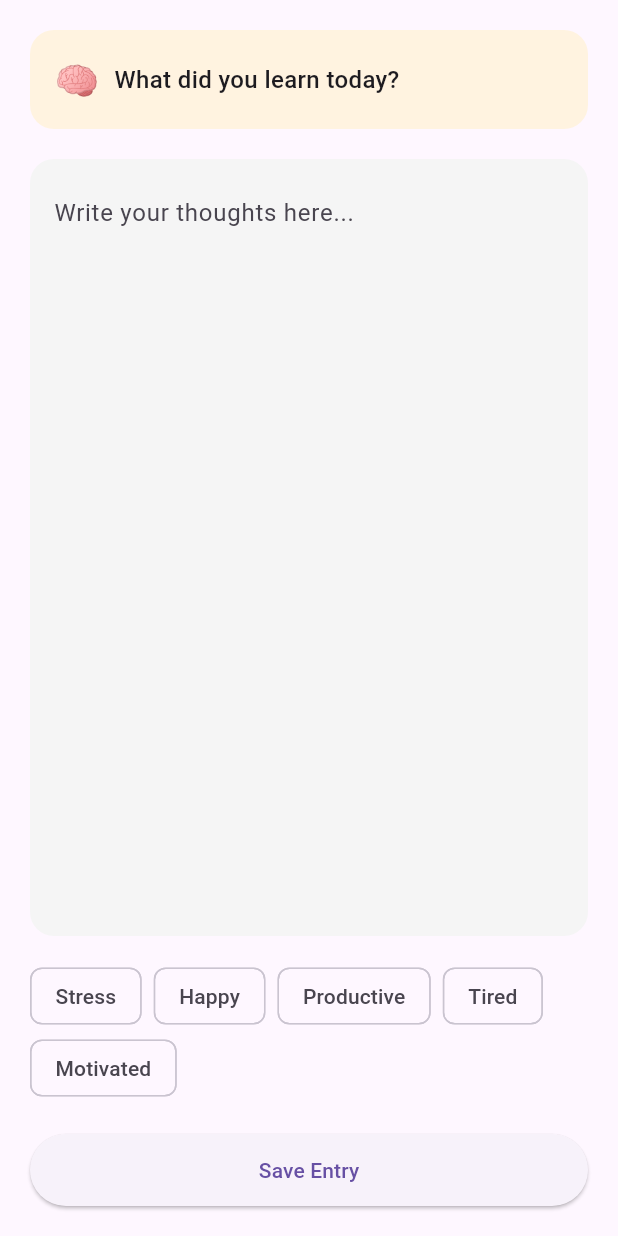
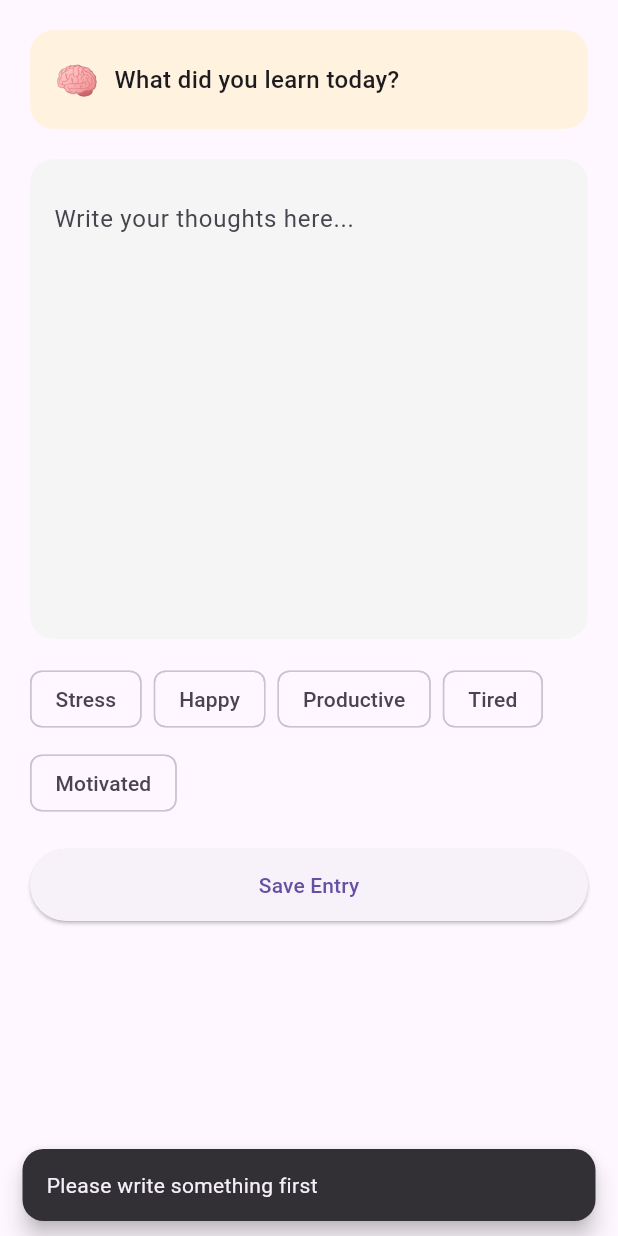
Before and after one commit to BenigJester/FullBrightTrack, a Flutter app: the JournalScreen widget shown alone on an empty page, opened directly, after a tap on "Save Entry", on a phone screen of 412 x 824 dp. Run offline on Flutter 3.47's test engine with Material 3 defaults, Android fonts, the phone set to English and light mode, and no system bars; our stand-ins replace cloud_firestore, firebase_auth, firebase_core, google_sign_in, pedometer, permission_handler and 1 more; accounts and stored records are empty; network calls fail.

Commit message:
fix: journal text field getting obstructed by tags while typing.

```diff
--- a/lib/screens/journal_screen.dart
+++ b/lib/screens/journal_screen.dart
@@ -1,4 +1,5 @@
 import 'package:flutter/material.dart';
+import 'package:flutter/services.dart';
 import 'package:cloud_firestore/cloud_firestore.dart';
 import 'package:firebase_auth/firebase_auth.dart';
 
@@ -30,25 +31,45 @@ class _JournalScreenState extends State<JournalScreen> {
 
   @override
   Widget build(BuildContext context) {
-    return Padding(
+    final keyboard = MediaQuery.of(context).viewInsets.bottom;
+
+    return AnimatedPadding(
+      duration: const Duration(milliseconds: 250),
+      padding: EdgeInsets.only(bottom: keyboard),
+
+      child: SingleChildScrollView(
+        physics: const ClampingScrollPhysics(),
+
+        child: ConstrainedBox(
+          constraints: BoxConstraints(
+            minHeight: MediaQuery.of(context).size.height - 120,
+          ),
+
+          child: Padding(
             padding: const EdgeInsets.all(20),
+
             child: Column(
               crossAxisAlignment: CrossAxisAlignment.start,
+
               children: [
                 // 🧠 PROMPT CARD
                 Container(
                   padding: const EdgeInsets.all(16),
+
                   decoration: BoxDecoration(
                     color: Colors.orange.shade50,
                     borderRadius: BorderRadius.circular(16),
                   ),
+
                   child: Row(
                     children: [
                       const Text("🧠", style: TextStyle(fontSize: 24)),
+
                       const SizedBox(width: 10),
+
                       Expanded(
                         child: Text(
-                    _getPrompt(),
+                          currentPrompt,
                           style: const TextStyle(
                             fontSize: 16,
                             fontWeight: FontWeight.w500,
@@ -62,21 +83,23 @@ class _JournalScreenState extends State<JournalScreen> {
                 const SizedBox(height: 20),
 
                 // 📝 JOURNAL INPUT
-          Expanded(
-            child: Container(
+                Container(
+                  height: 320,
+
                   padding: const EdgeInsets.all(16),
+
                   decoration: BoxDecoration(
                     color: Colors.grey.shade100,
                     borderRadius: BorderRadius.circular(16),
                   ),
+
                   child: TextField(
                     controller: _controller,
                     maxLines: null,
-                expands: true,
+
                     decoration: const InputDecoration(
                       hintText: "Write your thoughts here...",
                       border: InputBorder.none,
-                ),
                     ),
                   ),
                 ),
@@ -86,12 +109,15 @@ class _JournalScreenState extends State<JournalScreen> {
                 // 🏷 TAGS
                 Wrap(
                   spacing: 8,
+                  runSpacing: 8,
+
                   children: tags.map((tag) {
                     final isSelected = selectedTag == tag;
 
                     return ChoiceChip(
                       label: Text(tag),
                       selected: isSelected,
+
                       onSelected: (_) {
                         setState(() {
                           selectedTag = tag;
@@ -106,18 +132,27 @@ class _JournalScreenState extends State<JournalScreen> {
                 // 💾 SAVE BUTTON
                 SizedBox(
                   width: double.infinity,
+
                   child: ElevatedButton(
                     onPressed: _saveJournal,
+
                     style: ElevatedButton.styleFrom(
                       padding: const EdgeInsets.symmetric(vertical: 14),
+
                       shape: RoundedRectangleBorder(
                         borderRadius: BorderRadius.circular(25),
                       ),
                     ),
+
                     child: const Text("Save Entry"),
                   ),
                 ),
+
+                const SizedBox(height: 20),
               ],
+            ),
+          ),
+        ),
       ),
     );
   }
@@ -140,7 +175,27 @@ class _JournalScreenState extends State<JournalScreen> {
     if (user == null) return;
     final text = _controller.text.trim();
 
-    if (text.isEmpty) return;
+    if (text.isEmpty) {
+      HapticFeedback.mediumImpact();
+
+      final messenger = ScaffoldMessenger.of(context);
+
+      messenger.clearSnackBars();
+
+      messenger.showSnackBar(
+        SnackBar(
+          content: const Text("Please write something first"),
+          behavior: SnackBarBehavior.floating,
+          duration: const Duration(seconds: 2),
+
+          shape: RoundedRectangleBorder(
+            borderRadius: BorderRadius.circular(14),
+          ),
+        ),
+      );
+
+      return;
+    }
 
     try {
       await FirebaseFirestore.instance
```
Lines whose indentation alone changed are shown as unchanged.
